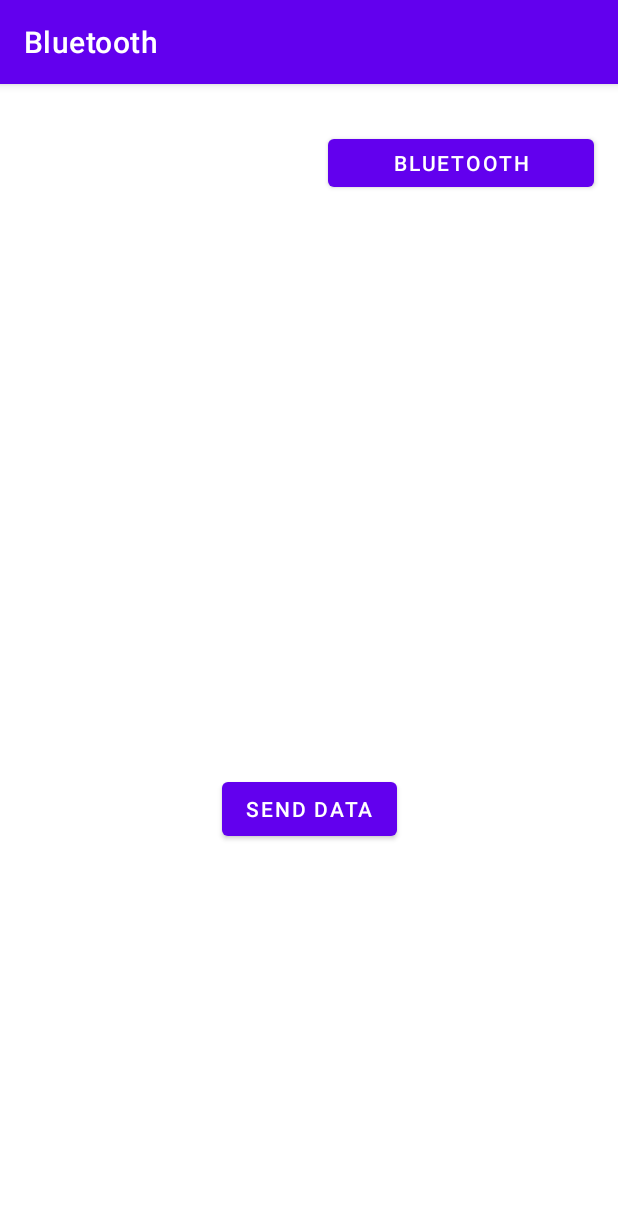
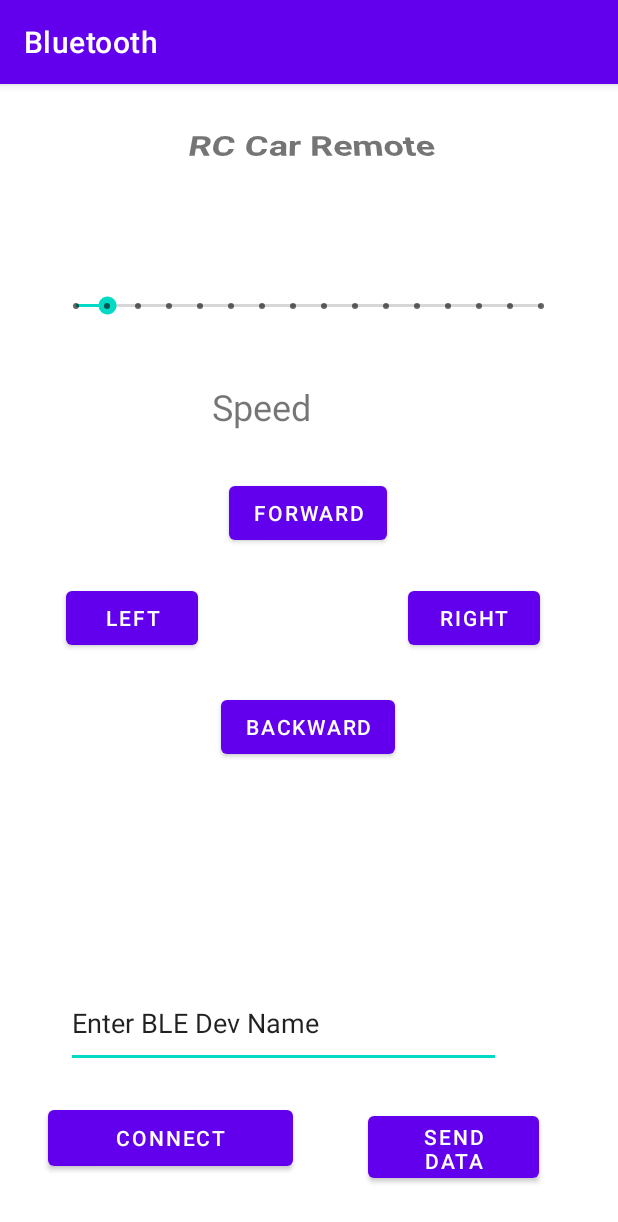
Before and after one commit to ericspiddev/RC-Car, an Android app: the screen it shows after launch (MainActivity), on a phone screen of 412 x 824 dp. Shown: the top 1222 px of the screen. Run offline under Robolectric (Android 15) with nearby library versions, the phone set to English and light mode, and no system bars.

Commit message:
Started integrating the mobile frontend branch changes

```diff
--- a/app/src/main/AndroidManifest.xml
+++ b/app/src/main/AndroidManifest.xml
@@ -3,14 +3,13 @@
     xmlns:tools="http://schemas.android.com/tools"
     package="com.example.bluetooth">
     <uses-feature android:name="android.software.companion_device_setup"/>
-    <!--- LEGACY PERMISSIONS -->
-    <uses-permission android:name="android.permission.BLUETOOTH"
-        android:maxSdkVersion="30" />
-    <uses-permission android:name="android.permission.BLUETOOTH_ADMIN"
-        android:maxSdkVersion="30" />
-   <!--END OF LEGACY-->
-    <uses-permission android:name="android.permission.BLUETOOTH_CONNECT" />
-    <uses-permission android:name="android.permission.BLUETOOTH_SCAN" />
+    <uses-permission android:name="android.permission.BLUETOOTH"/>
+    <uses-permission android:name="android.permission.BLUETOOTH_ADMIN"/>
+    <uses-permission android:name="android.permission.BLUETOOTH_CONNECT"/>
+    <uses-permission android:name="android.permission.BLUETOOTH_SCAN"/>
+    <uses-permission android:name="android.permission.BLUETOOTH_ADVERTISE"/>
+
+
 
     <application
         android:allowBackup="true"
--- a/app/src/main/res/layout/activity_main.xml
+++ b/app/src/main/res/layout/activity_main.xml
@@ -6,30 +6,139 @@
     android:layout_height="match_parent"
     tools:context=".MainActivity">
 
+
     <Button
-        android:id="@+id/bluetoothbtn"
-        android:layout_width="177dp"
-        android:layout_height="44dp"
+        android:id="@+id/connectBtn"
+        android:layout_width="163dp"
+        android:layout_height="49dp"
         android:onClick="scanAndConnectBluetooth"
-        android:text="Bluetooth"
+        android:text="Connect"
         app:layout_constraintBottom_toBottomOf="parent"
         app:layout_constraintEnd_toEndOf="parent"
-        app:layout_constraintHorizontal_bias="0.931"
+        app:layout_constraintHorizontal_bias="0.128"
         app:layout_constraintStart_toStartOf="parent"
         app:layout_constraintTop_toTopOf="parent"
-        app:layout_constraintVertical_bias="0.042" />
+        app:layout_constraintVertical_bias="0.943" />
 
     <Button
-        android:id="@+id/eric"
+        android:id="@+id/sendData"
+        android:layout_width="114dp"
+        android:layout_height="53dp"
+        android:text="Send Data"
+        app:layout_constraintBottom_toBottomOf="parent"
+        app:layout_constraintEnd_toEndOf="parent"
+        app:layout_constraintHorizontal_bias="0.824"
+        app:layout_constraintStart_toStartOf="parent"
+        app:layout_constraintTop_toTopOf="parent"
+        app:layout_constraintVertical_bias="0.954" />
+
+    <TextView
+        android:id="@+id/title"
         android:layout_width="wrap_content"
         android:layout_height="wrap_content"
-        android:onClick="sendData"
-        android:text="Send Data"
+        android:layout_marginStart="126dp"
+        android:layout_marginTop="24dp"
+        android:layout_marginEnd="121dp"
+        android:rotationX="41"
+        android:text="RC Car Remote"
+        android:textSize="24sp"
+        android:textStyle="bold"
+        app:layout_constraintEnd_toEndOf="parent"
+        app:layout_constraintHorizontal_bias="0.0"
+        app:layout_constraintStart_toStartOf="parent"
+        app:layout_constraintTop_toTopOf="parent" />
+
+    <Button
+        android:id="@+id/fButton"
+        android:layout_width="wrap_content"
+        android:layout_height="wrap_content"
+        android:text="Forward"
+        android:onClick="drive"
+        app:layout_constraintBottom_toBottomOf="parent"
+        app:layout_constraintEnd_toEndOf="parent"
+        app:layout_constraintHorizontal_bias="0.498"
+        app:layout_constraintStart_toStartOf="parent"
+        app:layout_constraintTop_toTopOf="parent"
+        app:layout_constraintVertical_bias="0.364" />
+
+    <Button
+        android:id="@+id/lButton"
+        android:layout_width="wrap_content"
+        android:layout_height="wrap_content"
+        android:text="Left"
+        android:onClick="drive"
+        app:layout_constraintBottom_toBottomOf="parent"
+        app:layout_constraintEnd_toEndOf="parent"
+        app:layout_constraintHorizontal_bias="0.135"
+        app:layout_constraintStart_toStartOf="parent"
+        app:layout_constraintTop_toTopOf="parent"
+        app:layout_constraintVertical_bias="0.461" />
+
+    <Button
+        android:id="@+id/rButton"
+        android:layout_width="wrap_content"
+        android:layout_height="wrap_content"
+        android:text="Right"
+        android:onClick="drive"
+        app:layout_constraintBottom_toBottomOf="parent"
+        app:layout_constraintEnd_toEndOf="parent"
+        app:layout_constraintHorizontal_bias="0.839"
+        app:layout_constraintStart_toStartOf="parent"
+        app:layout_constraintTop_toTopOf="parent"
+        app:layout_constraintVertical_bias="0.461" />
+
+    <Button
+        android:id="@+id/bButton"
+        android:layout_width="wrap_content"
+        android:layout_height="wrap_content"
+        android:text="Backward"
+        android:onClick="drive"
+        app:layout_constraintBottom_toBottomOf="parent"
+        app:layout_constraintEnd_toEndOf="parent"
+        app:layout_constraintHorizontal_bias="0.498"
+        app:layout_constraintStart_toStartOf="parent"
+        app:layout_constraintTop_toTopOf="parent"
+        app:layout_constraintVertical_bias="0.562" />
+
+    <SeekBar
+        android:id="@+id/speedBar"
+        style="@style/Widget.AppCompat.SeekBar.Discrete"
+        android:layout_width="342dp"
+        android:layout_height="93dp"
+        android:max="15"
+        android:progress="1"
+        app:layout_constraintBottom_toBottomOf="parent"
+        app:layout_constraintEnd_toEndOf="parent"
+        app:layout_constraintHorizontal_bias="0.492"
+        app:layout_constraintStart_toStartOf="parent"
+        app:layout_constraintTop_toTopOf="parent"
+        app:layout_constraintVertical_bias="0.15" />
+
+    <TextView
+        android:id="@+id/speedLabel"
+        android:layout_width="129dp"
+        android:layout_height="42dp"
+        android:text="Speed"
+        android:textSize="24sp"
         app:layout_constraintBottom_toBottomOf="parent"
         app:layout_constraintEnd_toEndOf="parent"
         app:layout_constraintStart_toStartOf="parent"
         app:layout_constraintTop_toTopOf="parent"
-        app:layout_constraintVertical_bias="0.638" />
+        app:layout_constraintVertical_bias="0.274" />
+
+    <EditText
+        android:id="@+id/editBtName"
+        android:layout_width="290dp"
+        android:layout_height="60dp"
+        android:ems="10"
+        android:inputType="textPersonName"
+        android:text="Enter BLE Dev Name"
+        app:layout_constraintBottom_toBottomOf="parent"
+        app:layout_constraintEnd_toEndOf="parent"
+        app:layout_constraintHorizontal_bias="0.363"
+        app:layout_constraintStart_toStartOf="parent"
+        app:layout_constraintTop_toTopOf="parent"
+        app:layout_constraintVertical_bias="0.842" />
 
 
 </androidx.constraintlayout.widget.ConstraintLayout>
```
